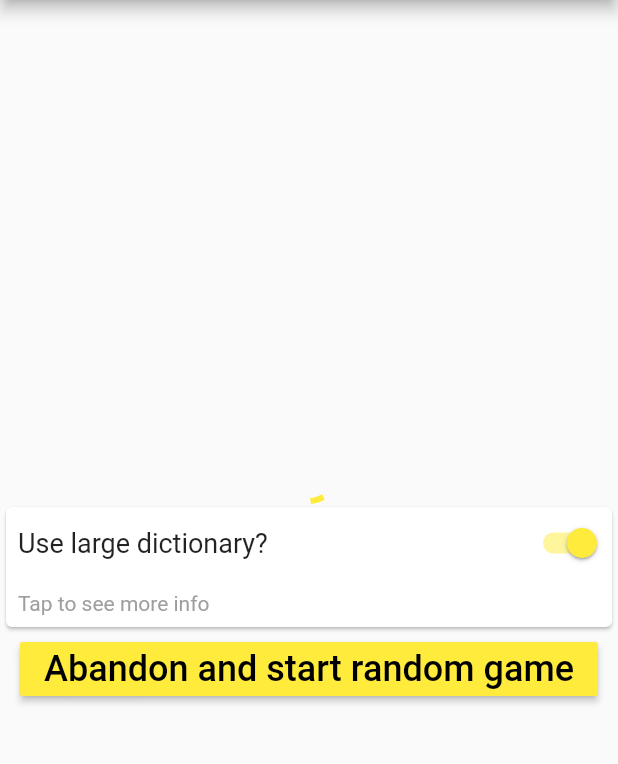
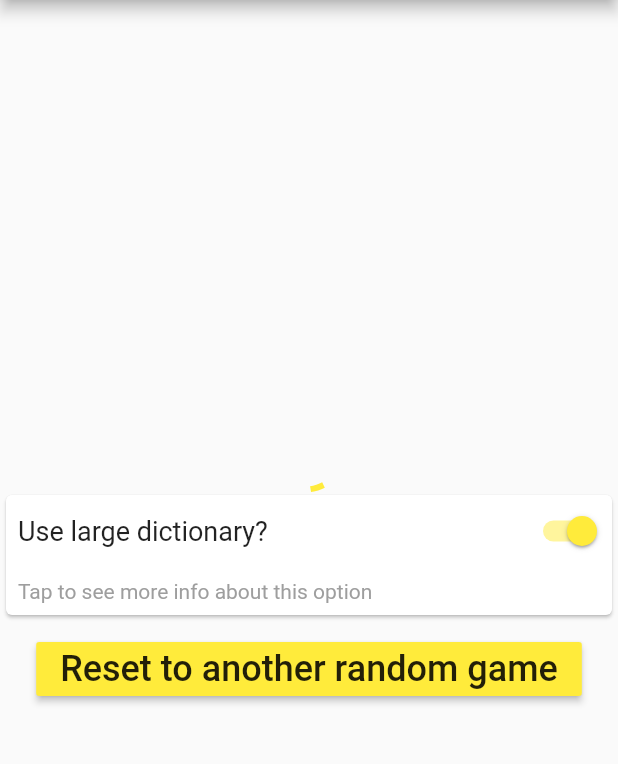
Before and after one commit to rajkar86/flutter_spelling_bee, a Flutter app: the screen it shows after launch, on a phone screen of 412 x 824 dp, the part 84-848 px from its top. Run offline on Flutter 3.47's test engine with Material 2 defaults, Android fonts, the phone set to English and light mode, and no system bars; our stand-ins replace native_state, page_transition, rxdart, shared_preferences; missing offline and left inert: polygon_clipper, trotter; statements that could not run were skipped.

Commit message:
Light mode by default

```diff
--- a/lib/blocs/settings_bloc.dart
+++ b/lib/blocs/settings_bloc.dart
@@ -22,7 +22,7 @@ class SettingsBloc {
     //   // _reloadWordMap = true;
     // });
 
-    theme.add(prefs.getInt("theme") ?? ThemeMode.system.index);
+    theme.add(prefs.getInt("theme") ?? ThemeMode.light.index);
     theme.listen((int theme){
       prefs.setInt("theme", theme);
     });
--- a/lib/pages/main_menu.dart
+++ b/lib/pages/main_menu.dart
@@ -22,9 +22,9 @@ class MainMenu extends StatelessWidget {
 
   Widget _buildRandomButton(context) {
     var game = Provider.of(context).game;
-    return raisedButton(context, "Abandon and start random game", () {
+    return pad(raisedButton(context, "Reset to another random game", () {
       game.loadGameSink.add(false);
-    });
+    }));
   }
 
   @override
@@ -56,12 +56,14 @@ class MainMenu extends StatelessWidget {
 
             _buildGamePreview(context),
 
-            clickableCard("Use large dictionary?", "Tap to see more info",
+            clickableCard("Use large dictionary?", "Tap to see more info about this option",
                 switchControl(game.useEnableDict), () {
               //TODO
             }),
 
             _buildRandomButton(context),
+
+            // TODO: settings, rules, tips, support?
           ],
         ));
   }
@@ -97,6 +99,7 @@ class GamePreview extends StatelessWidget {
                 child: Card(
                   child: Column(
                     children: [
+                      pad(text("Tap to start playing this game")),
                       buildPointsRow(context),
                       LetterCollection(),
                     ],
@@ -110,10 +113,17 @@ class GamePreview extends StatelessWidget {
   }
 }
 
+Padding pad(Widget w) {
+  return Padding(
+    padding: const EdgeInsets.all(8.0),
+    child: w,
+  );
+}
+
 Text text(String text) {
   return Text(
     text,
-    style: TextStyle(fontSize: 24, color: Colors.black),
+    style: TextStyle(fontSize: 24),
   );
 }
 
```
